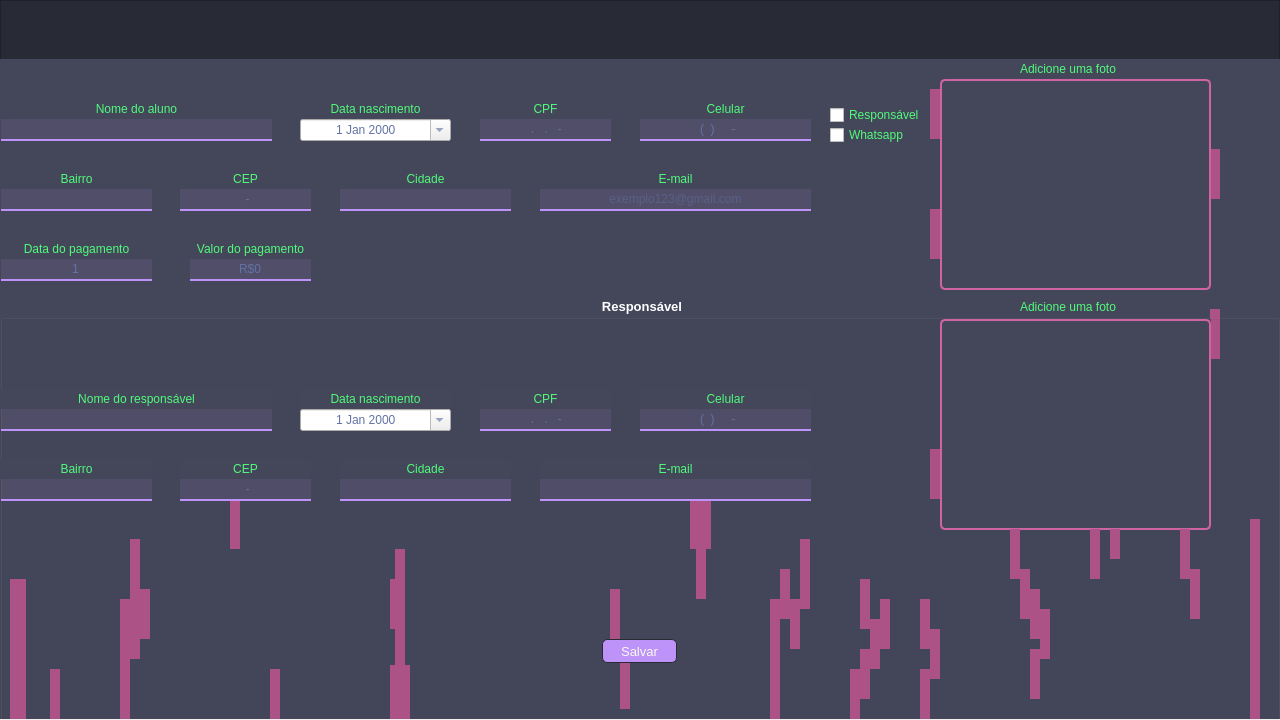
First picture: the form in src/ui/aluno.ui, repository Vi-n1/VGymSystem, before the edit.
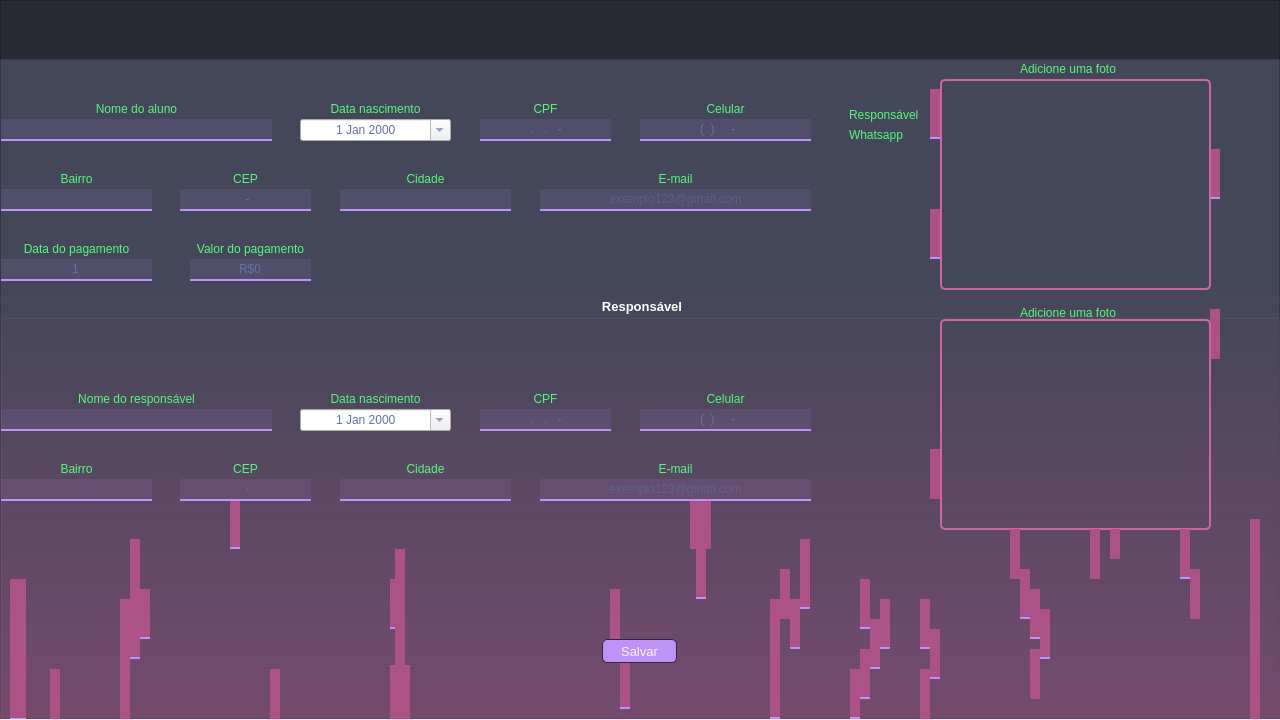
Second picture: the form after the edit. The open tabs and pages were chosen to show the change. Icons and pictures are not drawn.

Commit message: Melhoria na interface

Diff of the .ui file:
```diff
--- a/src/ui/aluno.ui
+++ b/src/ui/aluno.ui
@@ -25,6 +25,10 @@
   <property name="windowTitle">
    <string>Aluno</string>
   </property>
+  <property name="windowIcon">
+   <iconset resource="img.qrc">
+    <normaloff>:/icon/icon/aluno.ico</normaloff>:/icon/icon/aluno.ico</iconset>
+  </property>
   <widget class="QWidget" name="centralwidget">
    <widget class="QFrame" name="frame">
     <property name="geometry">
@@ -243,9 +247,13 @@
       </rect>
      </property>
      <property name="styleSheet">
-      <string notr="true">QLabel, QCheckBox, QTableWidget{
+      <string notr="true">QFrame{
+	background-color: qlineargradient(spread:pad, x1:0, y1:0.341, x2:0, y2:1, stop:0 rgba(0, 0, 0, 0), stop:0.994318 rgba(173, 82, 135, 118));
+}
+QLabel, QCheckBox, QTableWidget{
 	font: 10pt &quot;Arial&quot;;
 	color: rgb(80, 250, 123);
+	background-color: rgba(255, 255, 255, 0);
 }
 QPushButton{
 	border-radius: 5%;
@@ -278,7 +286,7 @@
 }</string>
      </property>
      <property name="currentIndex">
-      <number>0</number>
+      <number>1</number>
      </property>
      <widget class="QWidget" name="page">
       <widget class="QLabel" name="label_21">
@@ -786,7 +794,9 @@
         </rect>
        </property>
        <property name="styleSheet">
-        <string notr="true">background-color: rgb(173, 82, 135);</string>
+        <string notr="true">background-color: rgb(173, 82, 135);
+border: none;
+border-bottom: 2px solid  rgb(189, 147, 249);</string>
        </property>
        <property name="text">
         <string/>
@@ -802,7 +812,9 @@
         </rect>
        </property>
        <property name="styleSheet">
-        <string notr="true">background-color: rgb(173, 82, 135);</string>
+        <string notr="true">background-color: rgb(173, 82, 135);
+border: none;
+border-bottom: 2px solid  rgb(189, 147, 249);</string>
        </property>
        <property name="text">
         <string/>
@@ -850,7 +862,9 @@
         </rect>
        </property>
        <property name="styleSheet">
-        <string notr="true">background-color: rgb(173, 82, 135);</string>
+        <string notr="true">background-color: rgb(173, 82, 135);
+border: none;
+border-bottom: 2px solid  rgb(189, 147, 249);</string>
        </property>
        <property name="text">
         <string/>
@@ -898,7 +912,9 @@
         </rect>
        </property>
        <property name="styleSheet">
-        <string notr="true">background-color: rgb(173, 82, 135);</string>
+        <string notr="true">background-color: rgb(173, 82, 135);
+border: none;
+border-bottom: 2px solid  rgb(189, 147, 249);</string>
        </property>
        <property name="text">
         <string/>
@@ -1467,7 +1483,7 @@
         <property name="geometry">
          <rect>
           <x>1020</x>
-          <y>0</y>
+          <y>6</y>
           <width>111</width>
           <height>16</height>
          </rect>
@@ -1608,6 +1624,9 @@
         <property name="alignment">
          <set>Qt::AlignCenter</set>
         </property>
+        <property name="placeholderText">
+         <string>exemplo123@gmail.com</string>
+        </property>
        </widget>
        <widget class="QPushButton" name="pb_salvar_dados">
         <property name="geometry">
@@ -1638,7 +1657,9 @@
          </rect>
         </property>
         <property name="styleSheet">
-         <string notr="true">background-color: rgb(173, 82, 135);</string>
+         <string notr="true">background-color: rgb(173, 82, 135);
+border: none;
+border-bottom: 2px solid  rgb(189, 147, 249);</string>
         </property>
         <property name="text">
          <string/>
@@ -1702,7 +1723,9 @@
          </rect>
         </property>
         <property name="styleSheet">
-         <string notr="true">background-color: rgb(173, 82, 135);</string>
+         <string notr="true">background-color: rgb(173, 82, 135);
+border: none;
+border-bottom: 2px solid  rgb(189, 147, 249);</string>
         </property>
         <property name="text">
          <string/>
@@ -1734,7 +1757,9 @@
          </rect>
         </property>
         <property name="styleSheet">
-         <string notr="true">background-color: rgb(173, 82, 135);</string>
+         <string notr="true">background-color: rgb(173, 82, 135);
+border: none;
+border-bottom: 2px solid  rgb(189, 147, 249);</string>
         </property>
         <property name="text">
          <string/>
@@ -1766,7 +1791,9 @@
          </rect>
         </property>
         <property name="styleSheet">
-         <string notr="true">background-color: rgb(173, 82, 135);</string>
+         <string notr="true">background-color: rgb(173, 82, 135);
+border: none;
+border-bottom: 2px solid  rgb(189, 147, 249);</string>
         </property>
         <property name="text">
          <string/>
@@ -1782,7 +1809,9 @@
          </rect>
         </property>
         <property name="styleSheet">
-         <string notr="true">background-color: rgb(173, 82, 135);</string>
+         <string notr="true">background-color: rgb(173, 82, 135);
+border: none;
+border-bottom: 2px solid  rgb(189, 147, 249);</string>
         </property>
         <property name="text">
          <string/>
@@ -1814,7 +1843,9 @@
          </rect>
         </property>
         <property name="styleSheet">
-         <string notr="true">background-color: rgb(173, 82, 135);</string>
+         <string notr="true">background-color: rgb(173, 82, 135);
+border: none;
+border-bottom: 2px solid  rgb(189, 147, 249);</string>
         </property>
         <property name="text">
          <string/>
@@ -1830,7 +1861,9 @@
          </rect>
         </property>
         <property name="styleSheet">
-         <string notr="true">background-color: rgb(173, 82, 135);</string>
+         <string notr="true">background-color: rgb(173, 82, 135);
+border: none;
+border-bottom: 2px solid  rgb(189, 147, 249);</string>
         </property>
         <property name="text">
          <string/>
@@ -1846,7 +1879,9 @@
          </rect>
         </property>
         <property name="styleSheet">
-         <string notr="true">background-color: rgb(173, 82, 135);</string>
+         <string notr="true">background-color: rgb(173, 82, 135);
+border: none;
+border-bottom: 2px solid  rgb(189, 147, 249);</string>
         </property>
         <property name="text">
          <string/>
@@ -1862,7 +1897,9 @@
          </rect>
         </property>
         <property name="styleSheet">
-         <string notr="true">background-color: rgb(173, 82, 135);</string>
+         <string notr="true">background-color: rgb(173, 82, 135);
+border: none;
+border-bottom: 2px solid  rgb(189, 147, 249);</string>
         </property>
         <property name="text">
          <string/>
@@ -1878,7 +1915,9 @@
          </rect>
         </property>
         <property name="styleSheet">
-         <string notr="true">background-color: rgb(173, 82, 135);</string>
+         <string notr="true">background-color: rgb(173, 82, 135);
+border: none;
+border-bottom: 2px solid  rgb(189, 147, 249);</string>
         </property>
         <property name="text">
          <string/>
@@ -1894,7 +1933,9 @@
          </rect>
         </property>
         <property name="styleSheet">
-         <string notr="true">background-color: rgb(173, 82, 135);</string>
+         <string notr="true">background-color: rgb(173, 82, 135);
+border: none;
+border-bottom: 2px solid  rgb(189, 147, 249);</string>
         </property>
         <property name="text">
          <string/>
@@ -1910,7 +1951,9 @@
          </rect>
         </property>
         <property name="styleSheet">
-         <string notr="true">background-color: rgb(173, 82, 135);</string>
+         <string notr="true">background-color: rgb(173, 82, 135);
+border: none;
+border-bottom: 2px solid  rgb(189, 147, 249);</string>
         </property>
         <property name="text">
          <string/>
@@ -1942,7 +1985,9 @@
          </rect>
         </property>
         <property name="styleSheet">
-         <string notr="true">background-color: rgb(173, 82, 135);</string>
+         <string notr="true">background-color: rgb(173, 82, 135);
+border: none;
+border-bottom: 2px solid  rgb(189, 147, 249);</string>
         </property>
         <property name="text">
          <string/>
@@ -2022,7 +2067,9 @@
          </rect>
         </property>
         <property name="styleSheet">
-         <string notr="true">background-color: rgb(173, 82, 135);</string>
+         <string notr="true">background-color: rgb(173, 82, 135);
+border: none;
+border-bottom: 2px solid  rgb(189, 147, 249);</string>
         </property>
         <property name="text">
          <string/>
@@ -2038,7 +2085,9 @@
          </rect>
         </property>
         <property name="styleSheet">
-         <string notr="true">background-color: rgb(173, 82, 135);</string>
+         <string notr="true">background-color: rgb(173, 82, 135);
+border: none;
+border-bottom: 2px solid  rgb(189, 147, 249);</string>
         </property>
         <property name="text">
          <string/>
@@ -2054,7 +2103,9 @@
          </rect>
         </property>
         <property name="styleSheet">
-         <string notr="true">background-color: rgb(173, 82, 135);</string>
+         <string notr="true">background-color: rgb(173, 82, 135);
+border: none;
+border-bottom: 2px solid  rgb(189, 147, 249);</string>
         </property>
         <property name="text">
          <string/>
@@ -2086,7 +2137,9 @@
          </rect>
         </property>
         <property name="styleSheet">
-         <string notr="true">background-color: rgb(173, 82, 135);</string>
+         <string notr="true">background-color: rgb(173, 82, 135);
+border: none;
+border-bottom: 2px solid  rgb(189, 147, 249);</string>
         </property>
         <property name="text">
          <string/>
@@ -2102,7 +2155,9 @@
          </rect>
         </property>
         <property name="styleSheet">
-         <string notr="true">background-color: rgb(173, 82, 135);</string>
+         <string notr="true">background-color: rgb(173, 82, 135);
+border: none;
+border-bottom: 2px solid  rgb(189, 147, 249);</string>
         </property>
         <property name="text">
          <string/>
@@ -2134,7 +2189,9 @@
          </rect>
         </property>
         <property name="styleSheet">
-         <string notr="true">background-color: rgb(173, 82, 135);</string>
+         <string notr="true">background-color: rgb(173, 82, 135);
+border: none;
+border-bottom: 2px solid  rgb(189, 147, 249);</string>
         </property>
         <property name="text">
          <string/>
@@ -2166,7 +2223,9 @@
          </rect>
         </property>
         <property name="styleSheet">
-         <string notr="true">background-color: rgb(173, 82, 135);</string>
+         <string notr="true">background-color: rgb(173, 82, 135);
+border: none;
+border-bottom: 2px solid  rgb(189, 147, 249);</string>
         </property>
         <property name="text">
          <string/>
@@ -2198,12 +2257,15 @@
          </rect>
         </property>
         <property name="styleSheet">
-         <string notr="true">background-color: rgb(173, 82, 135);</string>
+         <string notr="true">background-color: rgb(173, 82, 135);
+border: none;
+border-bottom: 2px solid  rgb(189, 147, 249);</string>
         </property>
         <property name="text">
          <string/>
         </property>
        </widget>
+       <zorder>label_90</zorder>
        <zorder>label_96</zorder>
        <zorder>label_95</zorder>
        <zorder>label_94</zorder>
@@ -2256,7 +2318,6 @@
        <zorder>label_87</zorder>
        <zorder>label_88</zorder>
        <zorder>label_89</zorder>
-       <zorder>label_90</zorder>
        <zorder>label_91</zorder>
        <zorder>label_92</zorder>
        <zorder>label_97</zorder>
@@ -2360,7 +2421,9 @@
         </rect>
        </property>
        <property name="styleSheet">
-        <string notr="true">background-color: rgb(173, 82, 135);</string>
+        <string notr="true">background-color: rgb(173, 82, 135);
+border: none;
+border-bottom: 2px solid  rgb(189, 147, 249);</string>
        </property>
        <property name="text">
         <string/>
@@ -2376,7 +2439,9 @@
         </rect>
        </property>
        <property name="styleSheet">
-        <string notr="true">background-color: rgb(173, 82, 135);</string>
+        <string notr="true">background-color: rgb(173, 82, 135);
+border: none;
+border-bottom: 2px solid  rgb(189, 147, 249);</string>
        </property>
        <property name="text">
         <string/>
@@ -2392,7 +2457,9 @@
         </rect>
        </property>
        <property name="styleSheet">
-        <string notr="true">background-color: rgb(173, 82, 135);</string>
+        <string notr="true">background-color: rgb(173, 82, 135);
+border: none;
+border-bottom: 2px solid  rgb(189, 147, 249);</string>
        </property>
        <property name="text">
         <string/>
@@ -2953,7 +3020,9 @@
         </rect>
        </property>
        <property name="styleSheet">
-        <string notr="true">background-color: rgb(173, 82, 135);</string>
+        <string notr="true">background-color: rgb(173, 82, 135);
+border: none;
+border-bottom: 2px solid  rgb(189, 147, 249);</string>
        </property>
        <property name="text">
         <string/>
@@ -2969,7 +3038,9 @@
         </rect>
        </property>
        <property name="styleSheet">
-        <string notr="true">background-color: rgb(173, 82, 135);</string>
+        <string notr="true">background-color: rgb(173, 82, 135);
+border: none;
+border-bottom: 2px solid  rgb(189, 147, 249);</string>
        </property>
        <property name="text">
         <string/>
@@ -3011,13 +3082,15 @@
        <property name="geometry">
         <rect>
          <x>840</x>
-         <y>280</y>
+         <y>282</y>
          <width>151</width>
          <height>10</height>
         </rect>
        </property>
        <property name="styleSheet">
-        <string notr="true">background-color: rgb(173, 82, 135);</string>
+        <string notr="true">background-color: rgb(173, 82, 135);
+border: none;
+border-bottom: 2px solid  rgb(189, 147, 249);</string>
        </property>
        <property name="text">
         <string/>
@@ -3055,8 +3128,8 @@
         <string/>
        </property>
       </widget>
-      <zorder>label_57</zorder>
       <zorder>label_55</zorder>
+      <zorder>label_57</zorder>
       <zorder>label_53</zorder>
       <zorder>label_52</zorder>
       <zorder>label_51</zorder>
@@ -3604,7 +3677,9 @@
         </rect>
        </property>
        <property name="styleSheet">
-        <string notr="true">background-color: rgb(173, 82, 135);</string>
+        <string notr="true">background-color: rgb(173, 82, 135);
+border: none;
+border-bottom: 2px solid  rgb(189, 147, 249);</string>
        </property>
        <property name="text">
         <string/>
@@ -3652,7 +3727,9 @@
         </rect>
        </property>
        <property name="styleSheet">
-        <string notr="true">background-color: rgb(173, 82, 135);</string>
+        <string notr="true">background-color: rgb(173, 82, 135);
+border: none;
+border-bottom: 2px solid  rgb(189, 147, 249);</string>
        </property>
        <property name="text">
         <string/>
@@ -3684,7 +3761,9 @@
         </rect>
        </property>
        <property name="styleSheet">
-        <string notr="true">background-color: rgb(173, 82, 135);</string>
+        <string notr="true">background-color: rgb(173, 82, 135);
+border: none;
+border-bottom: 2px solid  rgb(189, 147, 249);</string>
        </property>
        <property name="text">
         <string/>
@@ -3700,20 +3779,22 @@
         </rect>
        </property>
        <property name="styleSheet">
-        <string notr="true">background-color: rgb(173, 82, 135);</string>
+        <string notr="true">background-color: rgb(173, 82, 135);
+border: none;
+border-bottom: 2px solid  rgb(189, 147, 249);</string>
        </property>
        <property name="text">
         <string/>
        </property>
       </widget>
       <zorder>label_61</zorder>
+      <zorder>label_46</zorder>
       <zorder>label_60</zorder>
       <zorder>label_58</zorder>
       <zorder>label_48</zorder>
       <zorder>label_45</zorder>
       <zorder>label_47</zorder>
       <zorder>label_42</zorder>
-      <zorder>label_46</zorder>
       <zorder>le_pg_informacoes_pesquisar_aluno</zorder>
       <zorder>label_5</zorder>
       <zorder>pb_pg_informacoes_pesquisar</zorder>
```
The commit also changes 3 other files.
